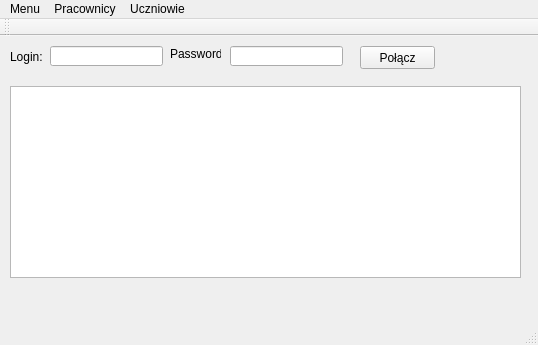
Before: the Qt Designer form mainwindow.ui in Barto-Paja/AlaMail, drawn with Qt 5.
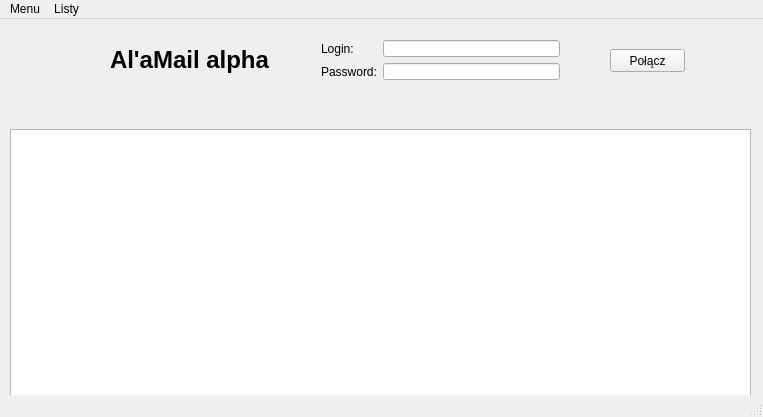
After: the same form once the commit is applied. Icons and pictures are not drawn.

What changed in the file:
```diff
--- a/mainwindow.ui
+++ b/mainwindow.ui
@@ -6,45 +6,19 @@
    <rect>
     <x>0</x>
     <y>0</y>
-    <width>538</width>
-    <height>345</height>
+    <width>763</width>
+    <height>417</height>
    </rect>
   </property>
   <property name="windowTitle">
    <string>MainWindow</string>
   </property>
   <widget class="QWidget" name="centralWidget">
-   <widget class="QLabel" name="label">
-    <property name="geometry">
-     <rect>
-      <x>10</x>
-      <y>0</y>
-      <width>41</width>
-      <height>41</height>
-     </rect>
-    </property>
-    <property name="text">
-     <string>Login:</string>
-    </property>
-   </widget>
-   <widget class="QLabel" name="label_2">
-    <property name="geometry">
-     <rect>
-      <x>170</x>
-      <y>10</y>
-      <width>51</width>
-      <height>16</height>
-     </rect>
-    </property>
-    <property name="text">
-     <string>Password:</string>
-    </property>
-   </widget>
    <widget class="QPushButton" name="pushButton">
     <property name="geometry">
      <rect>
-      <x>360</x>
-      <y>10</y>
+      <x>610</x>
+      <y>30</y>
       <width>75</width>
       <height>23</height>
      </rect>
@@ -53,59 +27,104 @@
      <string>Połącz</string>
     </property>
    </widget>
-   <widget class="QLineEdit" name="lineEdit">
+   <widget class="QWidget" name="gridLayoutWidget">
     <property name="geometry">
      <rect>
-      <x>50</x>
+      <x>310</x>
       <y>10</y>
-      <width>113</width>
-      <height>20</height>
+      <width>261</width>
+      <height>61</height>
      </rect>
     </property>
+    <layout class="QGridLayout" name="gridLayout">
+     <item row="2" column="1">
+      <widget class="QLineEdit" name="lineEdit_2">
+       <property name="echoMode">
+        <enum>QLineEdit::Password</enum>
+       </property>
+      </widget>
+     </item>
+     <item row="2" column="0">
+      <widget class="QLabel" name="label_2">
+       <property name="text">
+        <string>Password:</string>
+       </property>
+      </widget>
+     </item>
+     <item row="0" column="1">
+      <widget class="QLineEdit" name="lineEdit"/>
+     </item>
+     <item row="0" column="0">
+      <widget class="QLabel" name="label">
+       <property name="text">
+        <string>Login:</string>
+       </property>
+      </widget>
+     </item>
+    </layout>
    </widget>
-   <widget class="QLineEdit" name="lineEdit_2">
+   <widget class="QLabel" name="label_4">
     <property name="geometry">
      <rect>
-      <x>230</x>
+      <x>10</x>
       <y>10</y>
-      <width>113</width>
-      <height>20</height>
-     </rect>
-    </property>
-    <property name="echoMode">
-     <enum>QLineEdit::Password</enum>
-    </property>
-   </widget>
-   <widget class="QLabel" name="label_3">
-    <property name="geometry">
-     <rect>
-      <x>20</x>
-      <y>250</y>
-      <width>181</width>
-      <height>16</height>
+      <width>71</width>
+      <height>61</height>
      </rect>
     </property>
     <property name="text">
      <string/>
     </property>
+    <property name="pixmap">
+     <pixmap resource="zasoby.qrc">:/z/icon.png</pixmap>
+    </property>
+    <property name="scaledContents">
+     <bool>true</bool>
+    </property>
+   </widget>
+   <widget class="QLabel" name="label_3">
+    <property name="geometry">
+     <rect>
+      <x>110</x>
+      <y>20</y>
+      <width>241</width>
+      <height>41</height>
+     </rect>
+    </property>
+    <property name="font">
+     <font>
+      <pointsize>18</pointsize>
+      <weight>75</weight>
+      <bold>true</bold>
+      <underline>false</underline>
+      <kerning>true</kerning>
+     </font>
+    </property>
+    <property name="cursor">
+     <cursorShape>CrossCursor</cursorShape>
+    </property>
+    <property name="text">
+     <string>Al'aMail alpha</string>
+    </property>
    </widget>
    <widget class="QTableView" name="tableView">
     <property name="geometry">
      <rect>
       <x>10</x>
-      <y>50</y>
-      <width>511</width>
-      <height>192</height>
+      <y>110</y>
+      <width>741</width>
+      <height>271</height>
      </rect>
     </property>
    </widget>
   </widget>
+  <widget class="QStatusBar" name="statusBar"/>
   <widget class="QMenuBar" name="menuBar">
    <property name="geometry">
     <rect>
      <x>0</x>
      <y>0</y>
-     <width>538</width>
+     <width>763</width>
      <height>21</height>
     </rect>
    </property>
@@ -114,32 +133,24 @@
      <string>Menu</string>
     </property>
    </widget>
-   <widget class="QMenu" name="menuPracownicy">
+   <widget class="QMenu" name="menuTabele">
     <property name="title">
-     <string>Pracownicy</string>
+     <string>Listy</string>
     </property>
-    <addaction name="actionLista_Pracownik_w"/>
-   </widget>
-   <widget class="QMenu" name="menuUczniowie">
-    <property name="title">
-     <string>Uczniowie</string>
-    </property>
-    <addaction name="actionLista_Uczni_w"/>
+    <widget class="QMenu" name="menuUczniowie">
+     <property name="title">
+      <string>Uczniowie</string>
+     </property>
+     <addaction name="actionKompletna_Lista_Uczni_w"/>
+    </widget>
+    <addaction name="menuUczniowie"/>
+    <addaction name="actionNauczyciele"/>
+    <addaction name="separator"/>
    </widget>
    <addaction name="menuMenu"/>
-   <addaction name="menuPracownicy"/>
-   <addaction name="menuUczniowie"/>
+   <addaction name="menuTabele"/>
   </widget>
-  <widget class="QToolBar" name="mainToolBar">
-   <attribute name="toolBarArea">
-    <enum>TopToolBarArea</enum>
-   </attribute>
-   <attribute name="toolBarBreak">
-    <bool>false</bool>
-   </attribute>
-  </widget>
-  <widget class="QStatusBar" name="statusBar"/>
-  <action name="actionLista_uczni_w">
+  <action name="actionNauczyciele">
    <property name="text">
     <string>Lista uczniów</string>
    </property>
```
Left out of the diff: 15 changed lines with no effect on the pictures.
